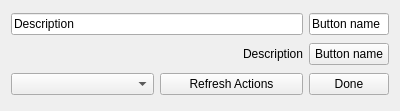
Above: src/ui/designer/QGCActionButton.ui from mavlink/qgroundcontrol before the change. Below: the same form after it.
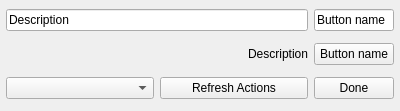
That is the form after the change.

Commit message: Working on usuability improvements in the parameter interface

Diff of the .ui file:
```diff
--- a/src/ui/designer/QGCActionButton.ui
+++ b/src/ui/designer/QGCActionButton.ui
@@ -14,6 +14,18 @@
    <string>Form</string>
   </property>
   <layout class="QGridLayout" name="gridLayout" columnstretch="100,100,50">
+   <property name="leftMargin">
+    <number>6</number>
+   </property>
+   <property name="topMargin">
+    <number>3</number>
+   </property>
+   <property name="rightMargin">
+    <number>6</number>
+   </property>
+   <property name="bottomMargin">
+    <number>3</number>
+   </property>
    <item row="1" column="0" colspan="2">
     <widget class="QLabel" name="nameLabel">
      <property name="minimumSize">
```
The commit also changes 5 other files.
